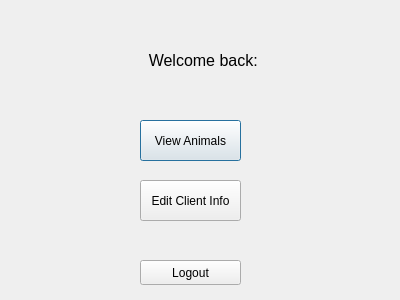
Above: deliverable2-code/clienthomepage.ui from ashleefoureyes/quackjaws before the change. Below: the same form after it.
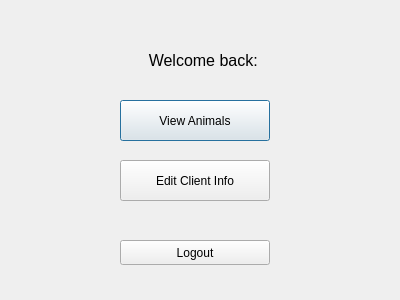
That is the form after the change.

```diff
--- a/deliverable2-code/clienthomepage.ui
+++ b/deliverable2-code/clienthomepage.ui
@@ -97,9 +97,9 @@
   <widget class="QPushButton" name="lbViewAnimals">
    <property name="geometry">
     <rect>
-     <x>140</x>
-     <y>120</y>
-     <width>101</width>
+     <x>120</x>
+     <y>100</y>
+     <width>150</width>
      <height>41</height>
     </rect>
    </property>
@@ -110,9 +110,9 @@
   <widget class="QPushButton" name="lbLogout">
    <property name="geometry">
     <rect>
-     <x>140</x>
-     <y>260</y>
-     <width>101</width>
+     <x>120</x>
+     <y>240</y>
+     <width>150</width>
      <height>25</height>
     </rect>
    </property>
@@ -144,9 +144,9 @@
   <widget class="QPushButton" name="lbEditClient">
    <property name="geometry">
     <rect>
-     <x>140</x>
-     <y>180</y>
-     <width>101</width>
+     <x>120</x>
+     <y>160</y>
+     <width>150</width>
      <height>41</height>
     </rect>
    </property>
```
Left out of the diff: 1 changed line with no effect on the pictures.
